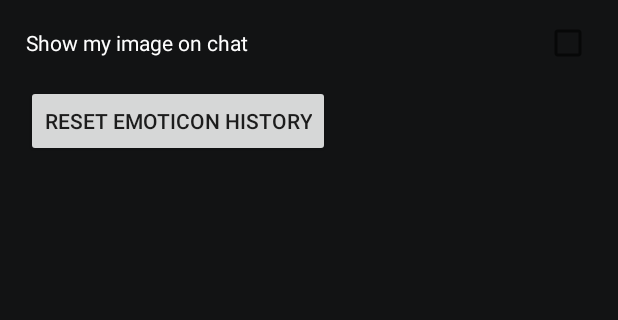
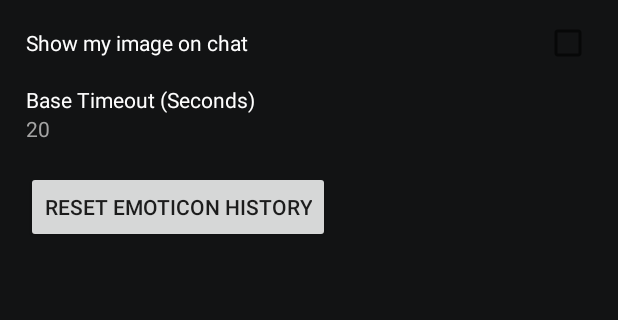
Before and after one commit to bernardorufino/terpsychore-android, an Android app: the screen it shows after launch (SettingsActivity), after a tap on an icon or button, on a phone screen of 412 x 824 dp, the part 170-490 px from its top. Run offline under Robolectric (Android 15) with nearby library versions, the phone set to English and light mode, and no system bars; our stand-ins replace Picasso; libraries missing offline, so code that uses them is left out: com.spotify.sdk; pictures from the network do not load; Roboto replaces fonts that are not available here; 1 statement that could not run was skipped.

Commit message:
Adjustable timeout for adding tracks and customizable base timeout

```diff
--- a/app/build.gradle
+++ b/app/build.gradle
@@ -35,6 +35,7 @@ dependencies {
     compile 'com.android.support:appcompat-v7:23.4.0'
     compile 'com.android.support:design:23.4.0'
     compile 'com.google.guava:guava:19.0'
+    compile 'com.squareup.okhttp3:okhttp:3.4.1'
     compile 'com.squareup.retrofit2:retrofit:2.1.0'
     compile 'com.squareup.retrofit2:converter-gson:2.1.0'
     compile 'com.google.code.gson:gson:2.7'
--- a/app/src/main/java/com/brufino/terpsychore/network/ApiUtils.java
+++ b/app/src/main/java/com/brufino/terpsychore/network/ApiUtils.java
@@ -14,6 +14,7 @@ import com.google.gson.JsonArray;
 import com.google.gson.JsonElement;
 import com.google.gson.JsonObject;
 import com.google.gson.JsonParser;
+import okhttp3.OkHttpClient;
 import retrofit2.Call;
 import retrofit2.Callback;
 import retrofit2.Response;
@@ -24,6 +25,7 @@ import java.io.IOException;
 import java.util.ArrayList;
 import java.util.List;
 import java.util.Map;
+import java.util.concurrent.TimeUnit;
 import java.util.regex.Pattern;
 
 import static com.google.common.base.Preconditions.*;
@@ -35,12 +37,35 @@ public class ApiUtils {
 
     public static <T> T createApi(Context context, Class<T> type) {
         if (sRetrofit == null) {
+            long timeout = getBaseTimeout(context);
+            OkHttpClient okHttpClient = new OkHttpClient.Builder()
+                    .readTimeout(timeout, TimeUnit.SECONDS)
+                    .writeTimeout(timeout, TimeUnit.SECONDS)
+                    .connectTimeout(timeout, TimeUnit.SECONDS)
+                    .build();
             sRetrofit = new Retrofit.Builder()
                     .baseUrl(getBaseUrl(context))
                     .addConverterFactory(GsonConverterFactory.create())
+                    .client(okHttpClient)
                     .build();
         }
         return sRetrofit.create(type);
+    }
+
+    public static <T> T createApi(Context context, Class<T> type, int baseTimeoutMultiplier) {
+        long timeout = getBaseTimeout(context) * baseTimeoutMultiplier;
+        OkHttpClient okHttpClient = new OkHttpClient.Builder()
+                .readTimeout(timeout, TimeUnit.SECONDS)
+                .writeTimeout(timeout, TimeUnit.SECONDS)
+                .connectTimeout(timeout, TimeUnit.SECONDS)
+                .build();
+        Log.v("VFY", "Creating API for " + type.getSimpleName() + " with timeout = " + timeout + " seconds");
+        return new Retrofit.Builder()
+                .baseUrl(getBaseUrl(context))
+                .addConverterFactory(GsonConverterFactory.create())
+                .client(okHttpClient)
+                .build()
+                .create(type);
     }
 
     public static <T> String getErrorBodyAsString(Response<T> response) {
@@ -55,6 +80,12 @@ public class ApiUtils {
     public static <T> JsonElement getErrorBodyAsJsonElement(Response<T> response) {
         return new JsonParser().parse(getErrorBodyAsString(response));
     }
+
+    private static long getBaseTimeout(Context context) {
+        return Long.parseLong(PreferenceManager.getDefaultSharedPreferences(context)
+                .getString(context.getString(R.string.preference_base_timeout), "20"));
+    }
+
 
     private static String getBaseUrl(Context context) {
         String baseUrl = PreferenceManager.getDefaultSharedPreferences(context)
@@ -131,7 +162,8 @@ public class ApiUtils {
             trackIds.add(pattern.matcher(trackUri).replaceFirst(""));
         }
 
-        SessionApi api = createApi(context, SessionApi.class);
+        int baseTimeoutMultiplier = (int) (0.5 + Math.max(1, trackUris.size() * 0.5));
+        SessionApi api = createApi(context, SessionApi.class, baseTimeoutMultiplier);
         String userId = ActivityUtils.getUserId(context);
         JsonObject body = new JsonObject();
         body.add("track_ids", CoreUtils.stringListToJsonArray(trackIds));
--- a/app/src/main/res/values/strings.xml
+++ b/app/src/main/res/values/strings.xml
@@ -15,7 +15,9 @@
     <string name="user_picker_search_hint">Search for name or username</string>
 
     <string name="settings_activity_title">Settings</string>
+    <string name="no_messages_session_description">No messages</string>
+
     <string name="preference_backend_address">preference_backend_address</string>
     <string name="preference_show_my_image_on_chat">preference_show_my_image_on_chat</string>
-    <string name="no_messages_session_description">No messages</string>
+    <string name="preference_base_timeout">preference_base_timeout</string>
 </resources>
--- a/app/src/main/res/xml/preferences_general.xml
+++ b/app/src/main/res/xml/preferences_general.xml
@@ -17,4 +17,13 @@
             android:layout="@layout/layout_preference"
             />
 
+        <EditTextPreference
+            android:key="@string/preference_base_timeout"
+            android:title="Base Timeout (Seconds)"
+            android:defaultValue="20"
+            android:inputType="number"
+            android:numeric="integer"
+            android:layout="@layout/layout_preference"
+            />
+
 </PreferenceScreen>
```
Also changed, not shown: 1 other file.
